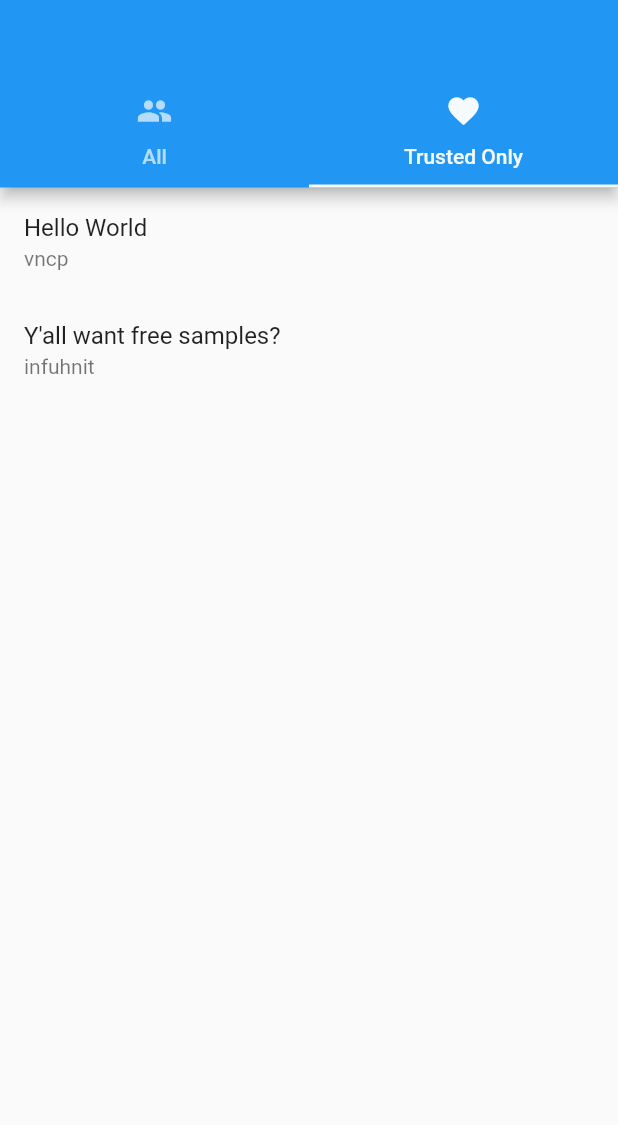
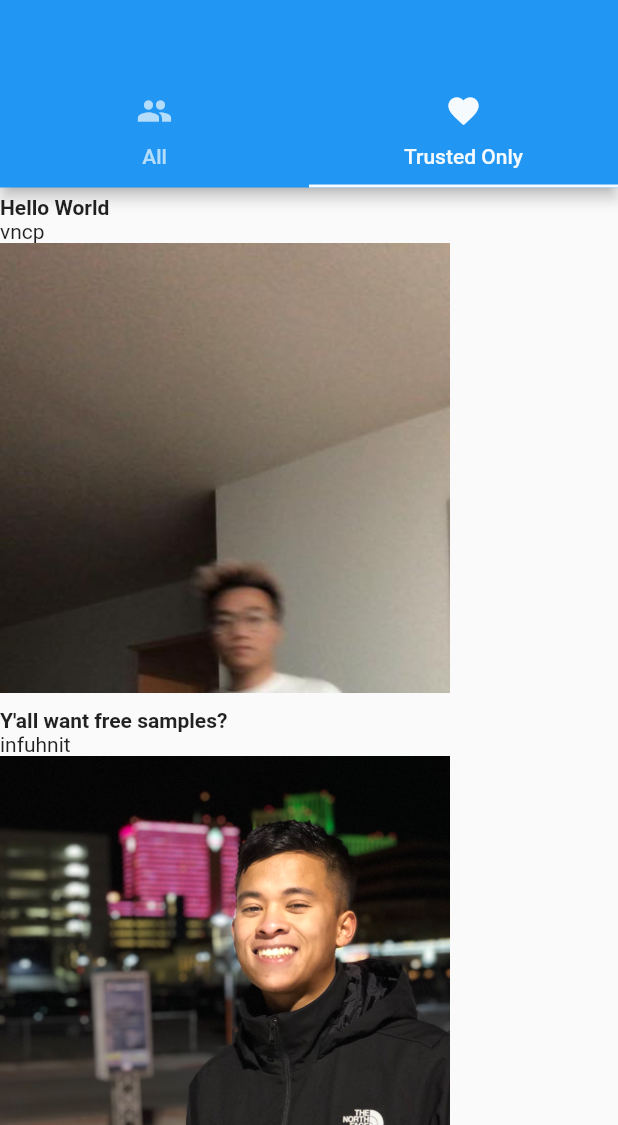
Before and after one commit to DyadSocial/dyad-mobile, a Flutter app: the FeedScreen screen opened directly, on a phone screen of 412 x 824 dp, the part 111-1236 px from its top. Run offline on Flutter 3.47's test engine with Material 2 defaults, Android fonts, the phone set to English and light mode, and no system bars; our stand-ins replace flutter_blue, geolocator, url_strategy; missing offline and left inert: adaptive_navigation, path_to_regexp.

Commit message:
feat(feed_list.dart-post.dart-group.dart): add images to posts and created a post_tile for for ListBuilder

```diff
--- a/dyadapp/lib/src/utils/data/group.dart
+++ b/dyadapp/lib/src/utils/data/group.dart
@@ -2,7 +2,9 @@ import 'user.dart';
 
 final groupInstance = Group()
   ..addUser(username: 'vncp', nickname: 'Vincent', biography: 'no sleep..')
-  ..addUser(username: 'infuhnit', nickname: 'Jake', biography: 'im strimmer!');
+  ..addUser(username: 'infuhnit', nickname: 'Jake', biography: 'im strimmer!')
+  ..addUser(
+      username: 'wavy_gooby', nickname: 'Sam', biography: 'music msuic msciu');
 
 class Group {
   final List<User> allUsers = [];
--- a/dyadapp/lib/src/utils/data/post.dart
+++ b/dyadapp/lib/src/utils/data/post.dart
@@ -1,5 +1,6 @@
 import 'user.dart';
 import 'package:quiver/core.dart';
+import 'package:flutter/material.dart';
 
 class Post {
   late final int id;
@@ -7,8 +8,9 @@ class Post {
   final String content;
   final DateTime timestamp;
   final User author;
+  final Image image;
 
-  Post(this.title, this.content, this.author, this.timestamp) {
+  Post(this.title, this.content, this.image, this.author, this.timestamp) {
     this.id = hash4(
       this.title,
       this.content,
--- a/dyadapp/lib/src/utils/data/post_cache.dart
+++ b/dyadapp/lib/src/utils/data/post_cache.dart
@@ -1,3 +1,4 @@
+import 'package:flutter/material.dart';
 import 'group.dart';
 import 'user.dart';
 import 'post.dart';
@@ -7,6 +8,13 @@ final postCacheInstance = PostCache()
     post: Post(
       'Hello World',
       'This is some good content chat',
+      Image.asset(
+        'assets/images/vincent.png',
+        height: 300.0,
+        width: 300.0,
+        fit: BoxFit.cover,
+        alignment: FractionalOffset.topCenter,
+      ),
       groupInstance.allUsers.firstWhere((user) => user.username == 'vncp'),
       DateTime(2017, 9, 7, 17, 30),
     ),
@@ -15,7 +23,30 @@ final postCacheInstance = PostCache()
     post: Post(
       "Y'all want free samples?",
       'What up boyyos',
+      Image.asset(
+        'assets/images/jake.JPG',
+        height: 300.0,
+        width: 300.0,
+        fit: BoxFit.cover,
+        alignment: FractionalOffset.topCenter,
+      ),
       groupInstance.allUsers.firstWhere((user) => user.username == 'infuhnit'),
+      DateTime(2021, 10, 2, 1, 24),
+    ),
+  )
+  ..addPost(
+    post: Post(
+      "Music Drop",
+      'Check out hot fresh single',
+      Image.asset(
+        'assets/images/sam.png',
+        height: 300.0,
+        width: 300.0,
+        fit: BoxFit.cover,
+        alignment: FractionalOffset.topCenter,
+      ),
+      groupInstance.allUsers
+          .firstWhere((user) => user.username == 'wavy_gooby'),
       DateTime(2021, 10, 2, 1, 24),
     ),
   );
--- a/dyadapp/lib/src/widgets/feed_list.dart
+++ b/dyadapp/lib/src/widgets/feed_list.dart
@@ -1,4 +1,5 @@
 import 'package:flutter/material.dart';
+import './post_tile.dart';
 import '../data.dart';
 
 class FeedList extends StatelessWidget {
@@ -14,14 +15,10 @@ class FeedList extends StatelessWidget {
   @override
   Widget build(BuildContext context) => ListView.builder(
         itemCount: posts.length,
-        itemBuilder: (context, index) => ListTile(
-          title: Text(
-            posts[index].title,
-          ),
-          subtitle: Text(
-            posts[index].author.username,
-          ),
-          onTap: onTap != null ? () => onTap!(posts[index]) : null,
-        ),
+        itemBuilder: (context, index) => PostTile(
+            image: posts[index].image,
+            title: posts[index].title,
+            author: posts[index].author.username,
+            viewCount: 691337420),
       );
 }
--- /dev/null
+++ b/dyadapp/lib/src/widgets/post_tile.dart
@@ -0,0 +1,46 @@
+import 'package:flutter/material.dart';
+
+class PostTile extends StatelessWidget {
+  const PostTile({
+    required this.image,
+    required this.title,
+    required this.author,
+    required this.viewCount,
+    Key? key,
+  }) : super(key: key);
+
+  final Image image;
+  final String title;
+  final String author;
+  final int viewCount;
+
+  @override
+  Widget build(BuildContext context) {
+    print({title});
+    print({author});
+
+    return Padding(
+      padding: const EdgeInsets.symmetric(vertical: 5.0),
+      child: Column(
+        mainAxisSize: MainAxisSize.min,
+        crossAxisAlignment: CrossAxisAlignment.start,
+        children: <Widget>[
+          Text(
+            title,
+            maxLines: 1,
+            overflow: TextOverflow.ellipsis,
+            style: const TextStyle(
+              fontWeight: FontWeight.bold,
+            ),
+          ),
+          Text(
+            author,
+            maxLines: 1,
+            overflow: TextOverflow.fade,
+          ),
+          image
+        ],
+      ),
+    );
+  }
+}
```
